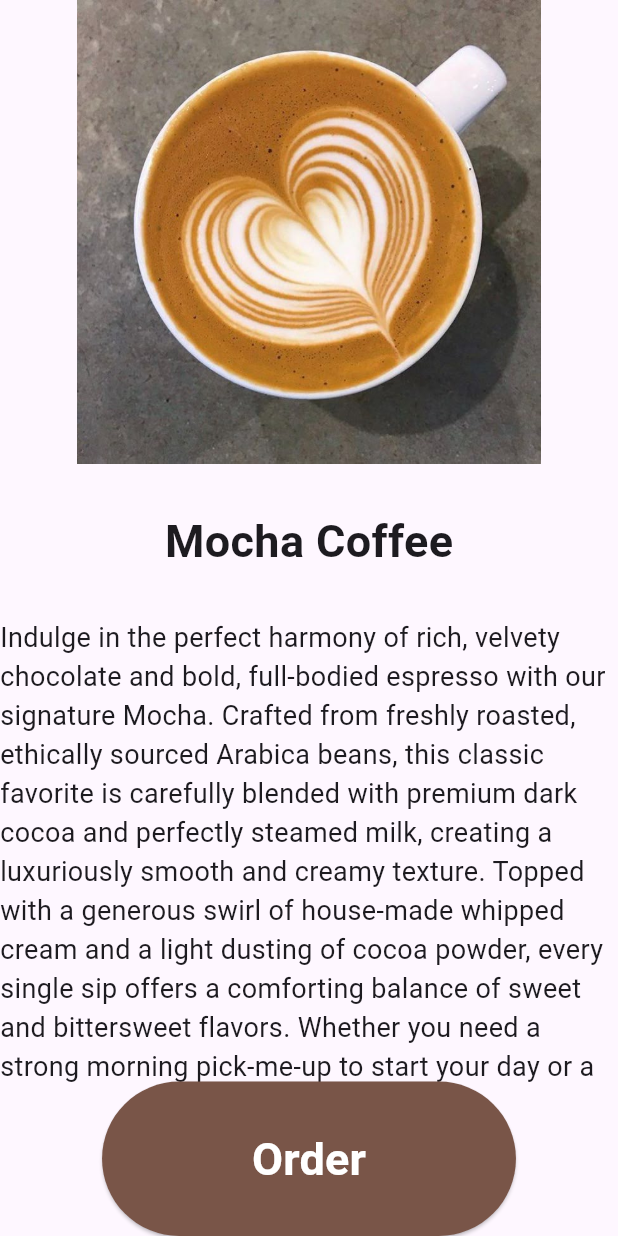
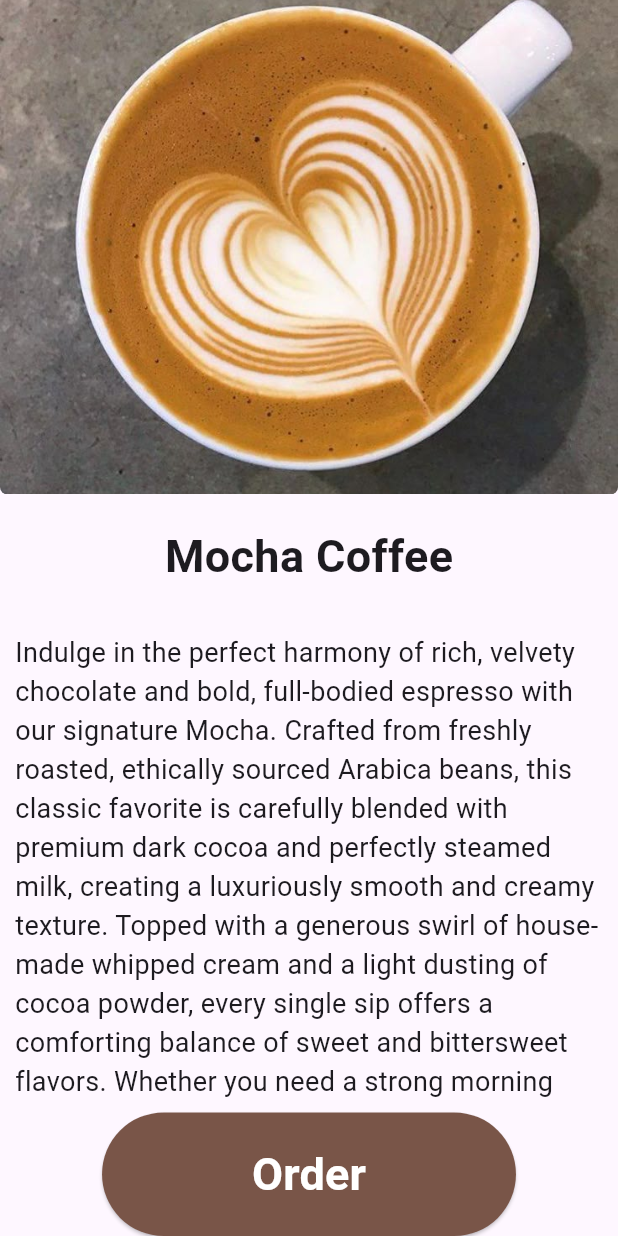
Before and after one commit to koechio/COFFEE_CARD, a Flutter app: the CoffeeDetailsPage screen opened directly, on a phone screen of 412 x 824 dp. Run offline on Flutter 3.47's test engine with Material 3 defaults, Android fonts, the phone set to English and light mode, and no system bars.

Commit message:
fix: make the image fill the entire top of the screen by adding height properties feat: add padding between scrollable body and edge

```diff
--- a/lib/screens/coffee_details.dart
+++ b/lib/screens/coffee_details.dart
@@ -6,59 +6,74 @@ class CoffeeDetailsPage extends StatelessWidget {
   @override
   Widget build(BuildContext context) {
     return Scaffold(
-      body: SafeArea(// Encloses the entire Page
+      body: SafeArea(
+        // Encloses the entire Page
         child: Column(
           children: [
-            Expanded(// This is the Image at the top of the Screen
-              flex: 3,
-              child:  Image.asset(
-                "assets/images/Mocha.jpg"
-                ,fit: BoxFit.cover,)
+            Expanded(
+              // This is the Image at the top of the Screen
+              flex: 4,
+              child: ClipRRect(
+                // For rounded corners
+                borderRadius: const BorderRadius.only(
+                  bottomLeft: Radius.circular(5),
+                  bottomRight: Radius.circular(5),
+                ),
 
+                child: Image.asset(
+                  "assets/images/Mocha.jpg",
+                  fit: BoxFit.cover,
+                  width: double.infinity,
+                  height: double.infinity,
                 ),
-            Expanded(//This is the Title Section
+              ),
+            ),
+            Expanded(
+              //This is the Title Section
               flex: 1,
 
               child: Center(
                 child: Text(
-                "Mocha Coffee",
-                style: TextStyle(fontWeight: FontWeight.bold, fontSize: 30,),
-
-                ),),),
-            Expanded(// This is the Body Section
-              flex: 3,
-              child: SingleChildScrollView(
-              child:  Text(
-                "Indulge in the perfect harmony of rich, velvety chocolate and bold, full-bodied espresso with our signature Mocha. Crafted from freshly roasted, ethically sourced Arabica beans, this classic favorite is carefully blended with premium dark cocoa and perfectly steamed milk, creating a luxuriously smooth and creamy texture. Topped with a generous swirl of house-made whipped cream and a light dusting of cocoa powder, every single sip offers a comforting balance of sweet and bittersweet flavors. Whether you need a strong morning pick-me-up to start your day or a cozy afternoon treat to unwind, our Mocha is designed to warm your soul and satisfy your sweet tooth. Experience the ultimate chocolate-coffee bliss.",
-                style: TextStyle(fontSize: 18,),),),
-
+                  "Mocha Coffee",
+                  style: TextStyle(fontWeight: FontWeight.bold, fontSize: 30),
+                ),
               ),
-            Expanded( //This is the Buy Button
+            ),
+            Expanded(
+              // This is the Body Section
+              flex: 4,
+              child: Padding(// To add some padding between the body of scrollable text and the edges of the phone
+                padding: EdgeInsets.all(10),
+                child: SingleChildScrollView(
+                  child: Text(
+                    "Indulge in the perfect harmony of rich, velvety chocolate and bold, full-bodied espresso with our signature Mocha. Crafted from freshly roasted, ethically sourced Arabica beans, this classic favorite is carefully blended with premium dark cocoa and perfectly steamed milk, creating a luxuriously smooth and creamy texture. Topped with a generous swirl of house-made whipped cream and a light dusting of cocoa powder, every single sip offers a comforting balance of sweet and bittersweet flavors. Whether you need a strong morning pick-me-up to start your day or a cozy afternoon treat to unwind, our Mocha is designed to warm your soul and satisfy your sweet tooth. Experience the ultimate chocolate-coffee bliss.",
+                    style: TextStyle(fontSize: 18),
+                  ),
+                ),
+              ),
+            ),
+            Expanded(
+              //This is the Buy Button
               flex: 1,
               child: ElevatedButton(
                 style: ElevatedButton.styleFrom(
                   backgroundColor: Colors.brown,
                   foregroundColor: Colors.white,
-                  padding: const EdgeInsets.symmetric(horizontal: 100, vertical: 15),
+                  padding: const EdgeInsets.symmetric(
+                    horizontal: 100,
+                    vertical: 15,
+                  ),
                 ),
                 onPressed: () {},
                 child: Text(
                   "Order",
-                style: TextStyle(
-                  fontSize:30,
-                  fontWeight: FontWeight.bold,
-                ) ),
-                )),
+                  style: TextStyle(fontSize: 30, fontWeight: FontWeight.bold),
+                ),
+              ),
+            ),
           ],
-
-
-        ),)
-
-
-
-
-
-
+        ),
+      ),
     );
   }
 }
```
Also changed, not shown: lib/main.dart (+19 -6 lines).
